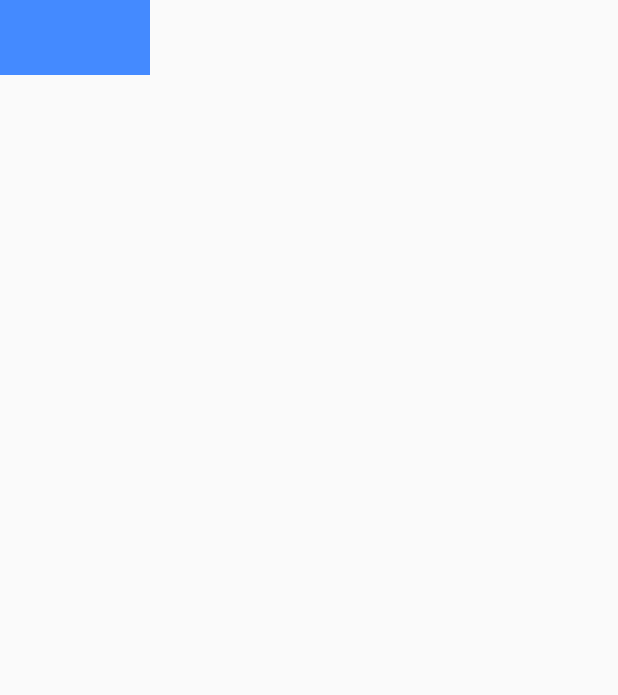
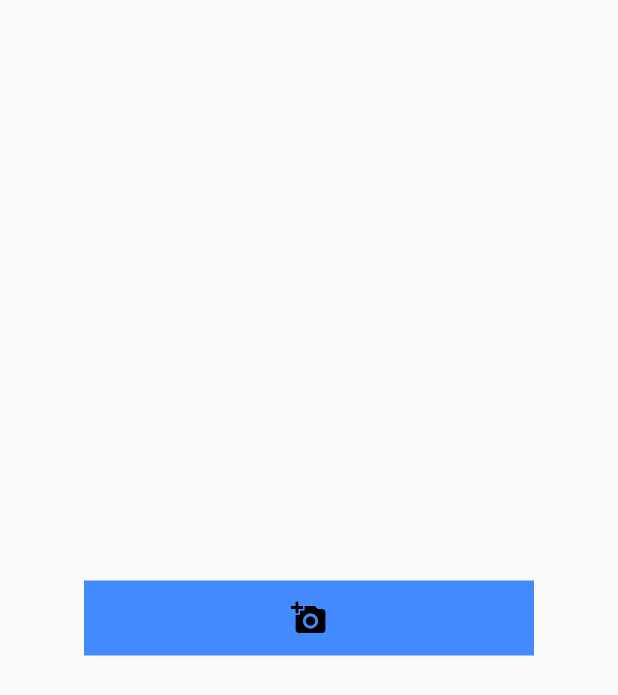
Before and after one commit to gablemos-zz/flutter-study, a Flutter app: the screen it shows after launch, on a phone screen of 412 x 824 dp. Shown: the top 695 px of the screen. Run offline on Flutter 3.47's test engine with Material 2 defaults, Android fonts, the phone set to English and light mode, and no system bars.

Commit message:
first widget with icon

```diff
--- a/my-first-app/myapp/lib/main.dart
+++ b/my-first-app/myapp/lib/main.dart
@@ -20,13 +20,17 @@ class MyApp extends StatelessWidget {
 class HomeWidget extends StatelessWidget {
   @override
   Widget build(BuildContext context) {
-    return Container(
-      width: 100,
-      child: Container(
-        width: 50,
-        height: 50,
-        color: Colors.blueAccent,
-      ),
+    return Center(
+        child: Container(
+          width: 300,
+          height: 50,
+          color: Colors.blueAccent,
+          alignment: Alignment.center,
+          child: Icon(
+            Icons.add_a_photo,
+            color: Colors.black
+          ),
+        ),
     );
   }
 }
```
